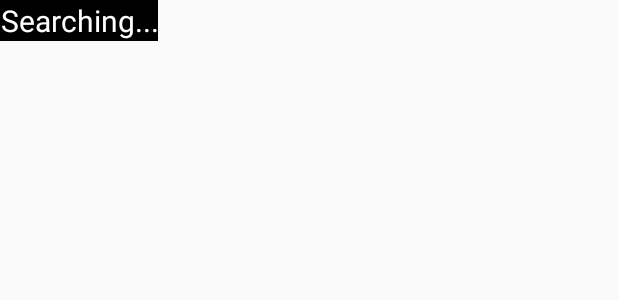
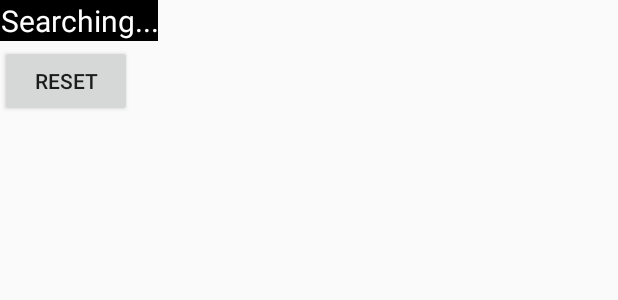
Before and after one commit to eyevengers/orion, an Android app: the layout activity_main.xml on its own in the app's theme, with its tools: preview values and no code run, on a phone screen of 412 x 824 dp. Shown: the top 300 px of the screen. Run offline under Robolectric (Android 15) with nearby library versions, the phone set to English and light mode, and no system bars.

Commit message:
Affichage du message de resultat + Ajout d’un bouton reset

```diff
--- a/app/src/main/res/layout/activity_main.xml
+++ b/app/src/main/res/layout/activity_main.xml
@@ -6,32 +6,43 @@
     android:layout_height="match_parent"
     tools:context=".MainActivity">
 
+
     <FrameLayout xmlns:android="http://schemas.android.com/apk/res/android"
+        xmlns:opencv="http://schemas.android.com/apk/res-auto"
         xmlns:tools="http://schemas.android.com/tools"
-        xmlns:opencv="http://schemas.android.com/apk/res-auto"
-        android:layout_width="match_parent"
-        android:layout_height="match_parent" >
+        android:layout_width="fill_parent"
+        android:layout_height="fill_parent">
 
         <org.opencv.android.JavaCameraView
+            android:id="@+id/tutorial1_activity_java_surface_view"
             android:layout_width="fill_parent"
             android:layout_height="fill_parent"
             android:visibility="gone"
-            android:screenOrientation="portrait"
-            android:id="@+id/tutorial1_activity_java_surface_view"
-            opencv:camera_id="any"
-            android:layout_below="@+id/text1"/>
+            opencv:camera_id="any" />
+
         <TextView
+            android:id="@+id/text1"
             android:layout_width="wrap_content"
             android:layout_height="wrap_content"
+            android:background="#000"
             android:gravity="center"
-            android:id="@+id/text1"
             android:text="Searching..."
             android:textColor="#fff"
-            android:background="#000"
             android:textColorHighlight="#000000"
             android:textIsSelectable="true"
-            android:textSize="20sp"
+            android:textSize="20sp" />
+
+        <Button
+            android:id="@+id/button"
+            android:layout_width="wrap_content"
+            android:layout_height="wrap_content"
+            android:layout_marginTop="30dp"
+            android:text="Reset"
             />
+
+
     </FrameLayout>
 
+
+
 </android.support.constraint.ConstraintLayout>
```
Also changed, not shown: app/src/main/java/com/example/arfaz/epsonv249/MainActivity.java (+25 -0 lines).
